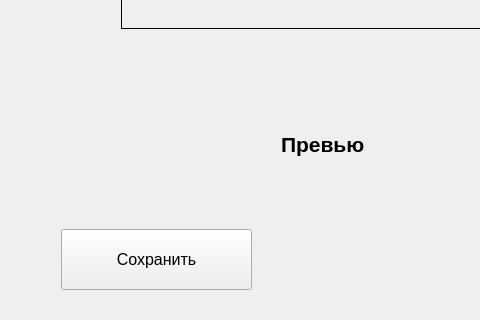
This is ui/avatareditor.ui in Korostast/chat-database-project as Qt 5 draws it before an edit; both pictures show x 0 to 480 and y 392 to 712 of the 1012 by 712 pixel window. The edited form follows.
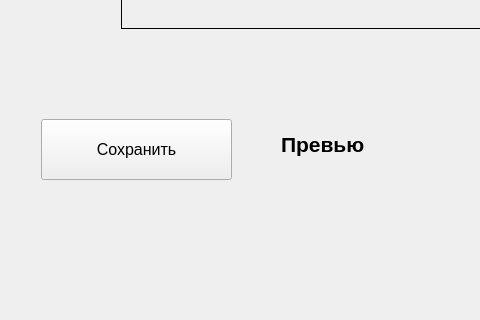
This is the edited form. Custom widgets are drawn as their Qt base class.

Patch:
```diff
--- a/ui/avatareditor.ui
+++ b/ui/avatareditor.ui
@@ -121,8 +121,8 @@
       <widget class="QPushButton" name="pushButton">
        <property name="geometry">
         <rect>
-         <x>50</x>
-         <y>610</y>
+         <x>30</x>
+         <y>500</y>
          <width>191</width>
          <height>61</height>
         </rect>
```
